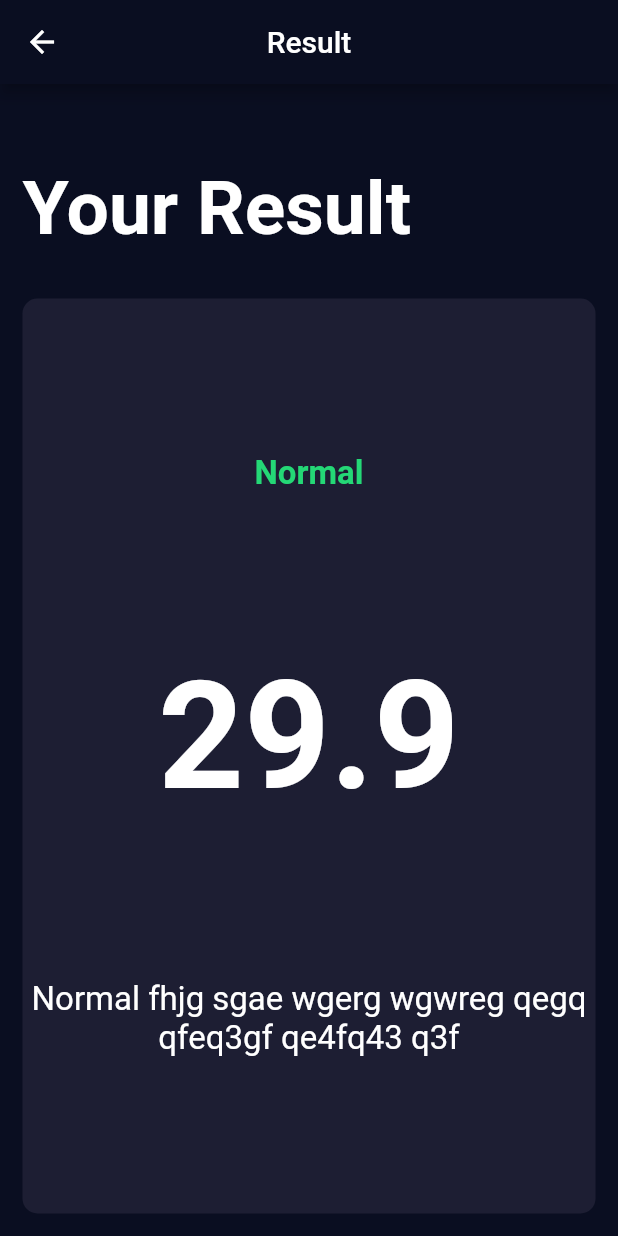
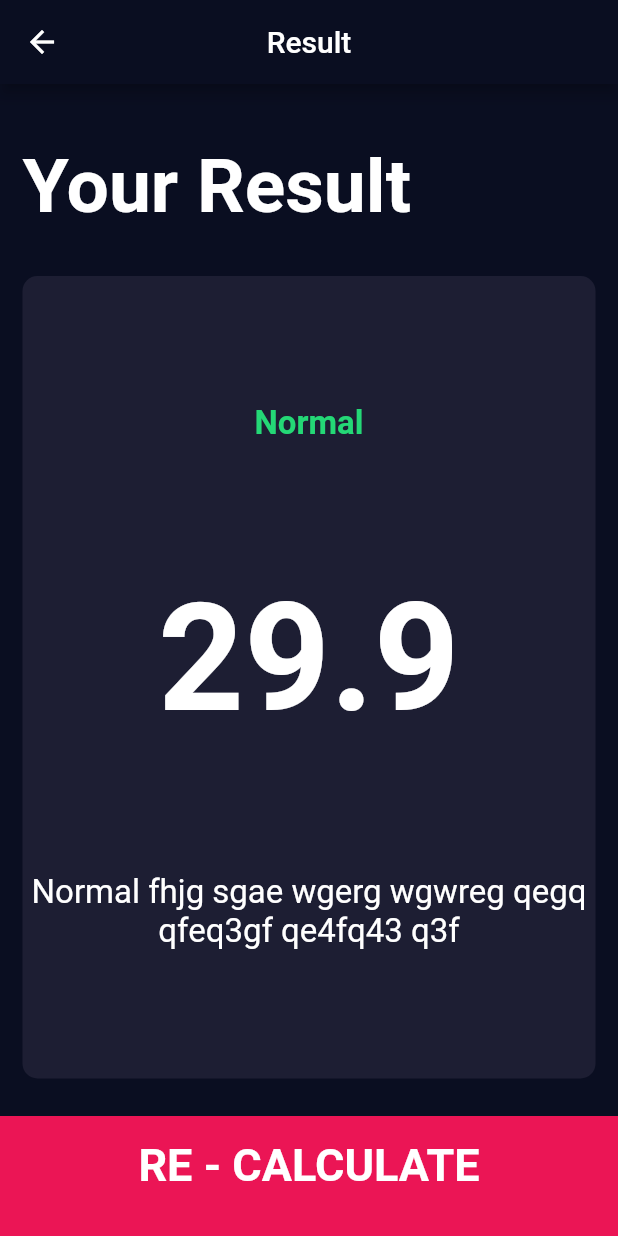
Before and after one commit to ChuguevRoman/bmi_calculate, a Flutter app: the screen it shows after launch, after a tap on "CALCULATE", on a phone screen of 412 x 824 dp. Run offline on Flutter 3.47's test engine with Material 2 defaults, Android fonts, the phone set to English and light mode, and no system bars; our stand-ins replace font_awesome_flutter.

Commit message:
Moved the bottom button into a separate widget. Added a bottom button to the result screen with the ability to go to the main screen

```diff
--- a/lib/screens/input_page_screen.dart
+++ b/lib/screens/input_page_screen.dart
@@ -6,6 +6,7 @@ import '../widgets/icon_content.dart';
 import '../widgets/changeable_card.dart';
 import '../widgets/round_icon_button.dart';
 import './result_screen.dart';
+import '../widgets/bottom_button.dart';
 
 enum Gender {
   male,
@@ -198,8 +199,9 @@ class _InputPageState extends State<InputPage> {
               ],
             ),
           ),
-          GestureDetector(
-            onTap: () {
+          BottomButton(
+            text: 'CALCULATE',
+            onPress: () {
               Navigator.push(
                 context,
                 MaterialPageRoute(
@@ -207,18 +209,6 @@ class _InputPageState extends State<InputPage> {
                 ),
               );
             },
-            child: Container(
-              padding: EdgeInsets.only(bottom: 15),
-              alignment: Alignment.center,
-              width: double.infinity,
-              height: kHeightBottomButton,
-              margin: EdgeInsets.only(top: 10.0),
-              color: kBottomButtonColor,
-              child: Text(
-                'CALCULATE',
-                style: kLargeButtonTextStyle,
-              ),
-            ),
           ),
         ],
       ),
--- a/lib/screens/result_screen.dart
+++ b/lib/screens/result_screen.dart
@@ -2,6 +2,7 @@ import 'package:flutter/material.dart';
 
 import '../constants.dart';
 import '../widgets/changeable_card.dart';
+import '../widgets/bottom_button.dart';
 
 class ResultScreen extends StatelessWidget {
   const ResultScreen({Key? key}) : super(key: key);
@@ -34,12 +35,29 @@ class ResultScreen extends StatelessWidget {
                 mainAxisAlignment: MainAxisAlignment.spaceEvenly,
                 crossAxisAlignment: CrossAxisAlignment.center,
                 children: [
-                    Text('Normal', style: kResultTextStyle,),
-                    Text('29.9', style: kBMITextStyle,),
-                    Text('Normal fhjg sgae wgerg wgwreg qegq qfeq3gf qe4fq43 q3f', style: kBodyTextStyle, textAlign: TextAlign.center,),
+                  Text(
+                    'Normal',
+                    style: kResultTextStyle,
+                  ),
+                  Text(
+                    '29.9',
+                    style: kBMITextStyle,
+                  ),
+                  Text(
+                    'Normal fhjg sgae wgerg wgwreg qegq qfeq3gf qe4fq43 q3f',
+                    style: kBodyTextStyle,
+                    textAlign: TextAlign.center,
+                  ),
                 ],
               ),
-          )),
+            ),
+          ),
+          BottomButton(
+            text: 'RE - CALCULATE',
+            onPress: () {
+              Navigator.pop(context);
+            },
+          ),
         ],
       ),
     );
--- /dev/null
+++ b/lib/widgets/bottom_button.dart
@@ -0,0 +1,29 @@
+import 'package:flutter/material.dart';
+
+import '../constants.dart';
+
+class BottomButton extends StatelessWidget {
+  final String text;
+  final VoidCallback onPress;
+
+  const BottomButton({super.key, required this.text, required this.onPress});
+
+  @override
+  Widget build(BuildContext context) {
+    return GestureDetector(
+      onTap: onPress,
+      child: Container(
+        padding: EdgeInsets.only(bottom: 15),
+        alignment: Alignment.center,
+        width: double.infinity,
+        height: kHeightBottomButton,
+        margin: EdgeInsets.only(top: 10.0),
+        color: kBottomButtonColor,
+        child: Text(
+          text,
+          style: kLargeButtonTextStyle,
+        ),
+      ),
+    );
+  }
+}
```
Lines whose indentation alone changed are shown as unchanged.
